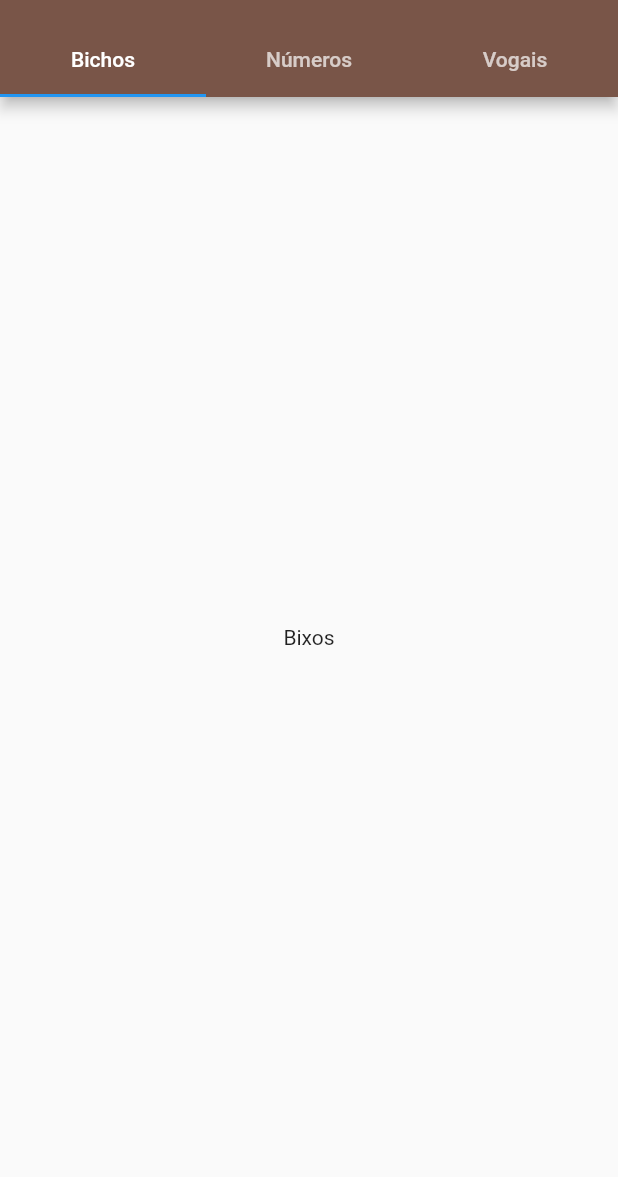
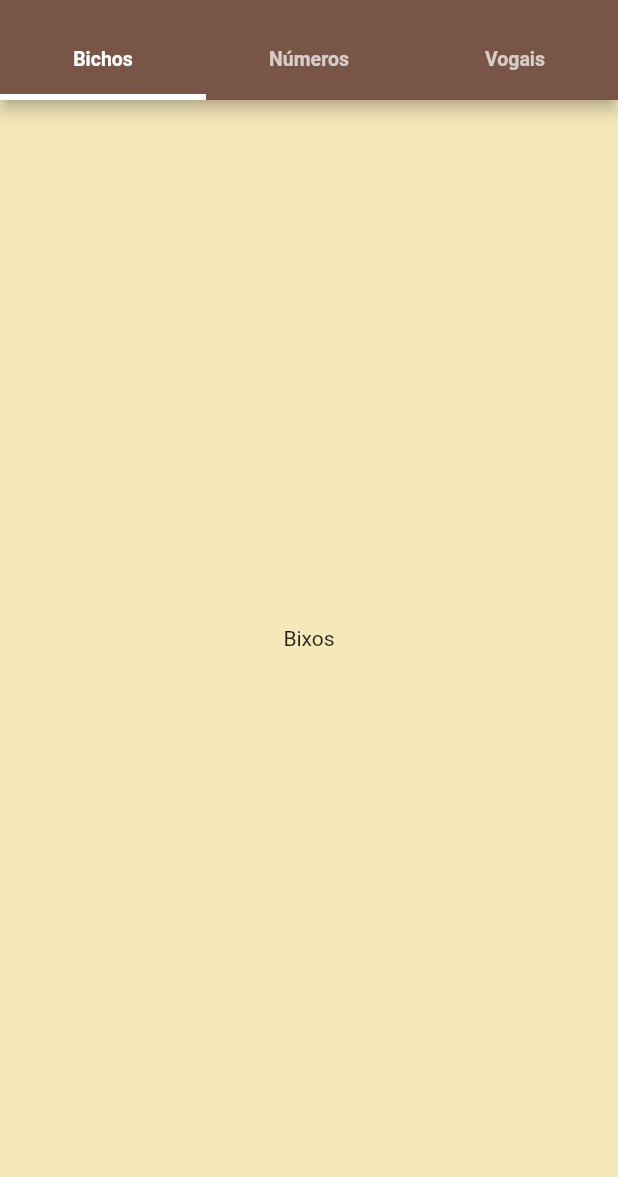
Before and after one commit to Queonias/entrada_de_dados, a Flutter app: the screen it shows after launch, on a phone screen of 412 x 824 dp, the part 59-1236 px from its top. Run offline on Flutter 3.47's test engine with Material 2 defaults, Android fonts, the phone set to English and light mode, and no system bars.

Commit message:
137 aula

```diff
--- a/lib/home.dart
+++ b/lib/home.dart
@@ -31,7 +31,13 @@ class _HomeState extends State<Home> with SingleTickerProviderStateMixin {
         appBar: AppBar(
           title: const Text("Aprenda Inglês"),
           backgroundColor: Colors.brown,
-          bottom: TabBar(controller: _tabController, tabs: const [
+          bottom: TabBar(
+              indicatorWeight: 4,
+              indicatorColor: Colors.white,
+              labelStyle:
+                  const TextStyle(fontSize: 13, fontWeight: FontWeight.bold),
+              controller: _tabController,
+              tabs: const [
                 Tab(
                   text: "Bichos",
                 ),
```
Also changed, not shown: lib/main.dart (+6 -2 lines). Lines whose indentation alone changed are shown as unchanged.
